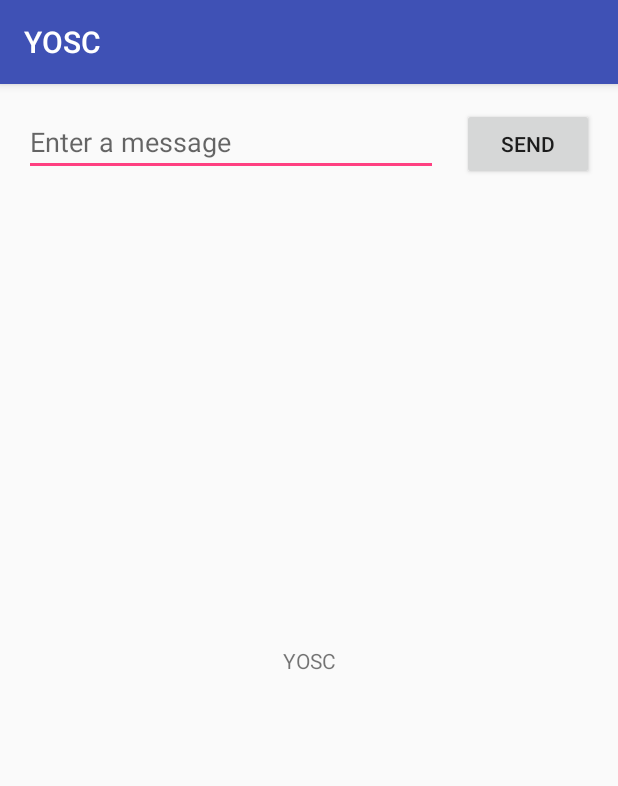
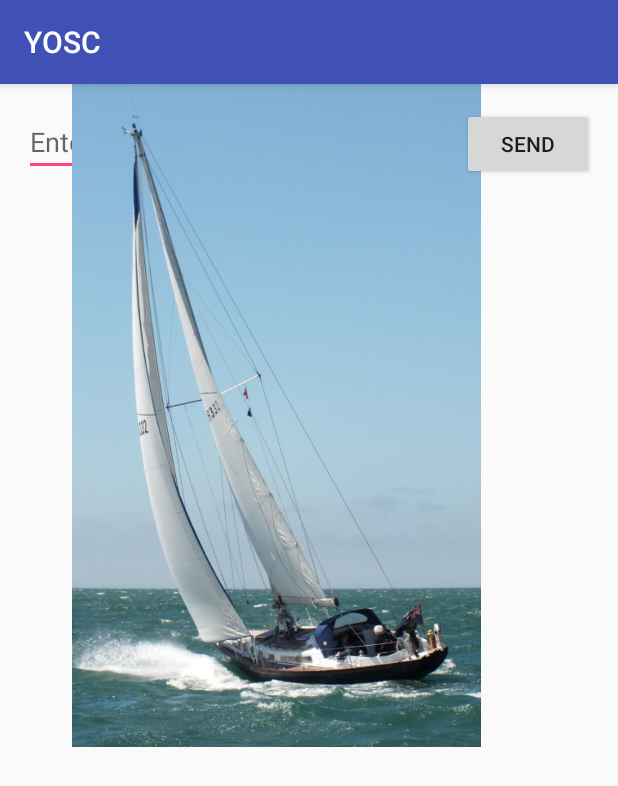
Before and after one commit to Brian-Gilliatt/YOSC, an Android app: the screen it shows after launch (MainActivity), on a phone screen of 412 x 824 dp. Shown: the top 786 px of the screen. Run offline under Robolectric (Android 15) with nearby library versions, the phone set to English and light mode, and no system bars.

Commit message:
Added image

```diff
--- a/app/build.gradle
+++ b/app/build.gradle
@@ -2,7 +2,7 @@ apply plugin: 'com.android.application'
 
 android {
     compileSdkVersion 25
-    buildToolsVersion "25.0.2"
+    buildToolsVersion '25.0.3'
     defaultConfig {
         applicationId "uk.org.yosc.yosc"
         minSdkVersion 21
@@ -17,10 +17,12 @@ android {
             proguardFiles getDefaultProguardFile('proguard-android.txt'), 'proguard-rules.pro'
         }
     }
+    productFlavors {
+    }
 }
 
 dependencies {
-    compile fileTree(dir: 'libs', include: ['*.jar'])
+    compile fileTree(include: ['*.jar'], dir: 'libs')
     androidTestCompile('com.android.support.test.espresso:espresso-core:2.2.2', {
         exclude group: 'com.android.support', module: 'support-annotations'
     })
--- a/app/src/main/AndroidManifest.xml
+++ b/app/src/main/AndroidManifest.xml
@@ -1,6 +1,5 @@
 <?xml version="1.0" encoding="utf-8"?>
-<manifest xmlns:android="http://schemas.android.com/apk/res/android"
-    package="uk.org.yosc.yosc">
+<manifest xmlns:android="http://schemas.android.com/apk/res/android" package="uk.org.yosc.yosc">
 
     <application
         android:allowBackup="true"
--- a/app/src/main/res/layout/activity_main.xml
+++ b/app/src/main/res/layout/activity_main.xml
@@ -1,5 +1,6 @@
 <?xml version="1.0" encoding="utf-8"?>
-<android.support.constraint.ConstraintLayout xmlns:android="http://schemas.android.com/apk/res/android"
+<android.support.constraint.ConstraintLayout
+    xmlns:android="http://schemas.android.com/apk/res/android"
     xmlns:app="http://schemas.android.com/apk/res-auto"
     xmlns:tools="http://schemas.android.com/tools"
     android:layout_width="match_parent"
@@ -47,4 +48,14 @@
         app:layout_constraintLeft_toRightOf="@+id/editText"
         app:layout_constraintRight_toRightOf="parent" />
 
+    <ImageView
+        android:id="@+id/imageView"
+        android:layout_width="318dp"
+        android:layout_height="442dp"
+        android:layout_marginLeft="25dp"
+        app:layout_constraintLeft_toLeftOf="parent"
+        app:srcCompat="@drawable/wishstream2"
+        tools:layout_editor_absoluteY="64dp"
+        tools:layout_editor_absoluteX="17dp" />
+
 </android.support.constraint.ConstraintLayout>
--- a/app/src/main/res/values/styles.xml
+++ b/app/src/main/res/values/styles.xml
@@ -1,7 +1,8 @@
 <resources>
 
     <!-- Base application theme. -->
-    <style name="AppTheme" parent="Theme.AppCompat.Light.DarkActionBar">
+       <style name="AppTheme" parent="Theme.AppCompat.Light.DarkActionBar">
+   <!--  <style name="AppTheme" parent="android:Theme.Material"> -->
         <!-- Customize your theme here. -->
         <item name="colorPrimary">@color/colorPrimary</item>
         <item name="colorPrimaryDark">@color/colorPrimaryDark</item>
--- a/build.gradle
+++ b/build.gradle
@@ -5,7 +5,7 @@ buildscript {
         jcenter()
     }
     dependencies {
-        classpath 'com.android.tools.build:gradle:2.3.2'
+        classpath 'com.android.tools.build:gradle:2.3.3'
 
         // NOTE: Do not place your application dependencies here; they belong
         // in the individual module build.gradle files
```
Also changed, not shown: app/src/main/res/drawable/wishstream2.png (added).
